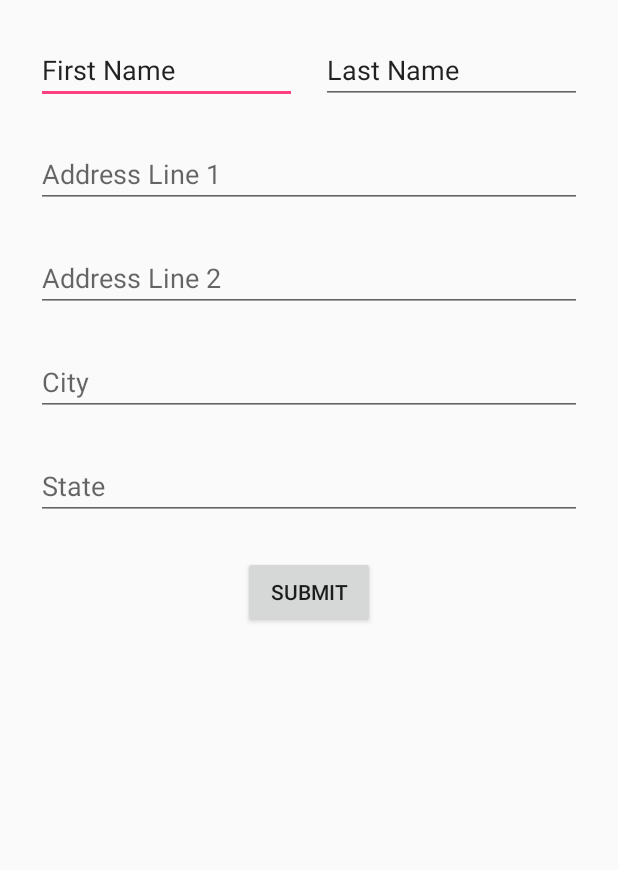
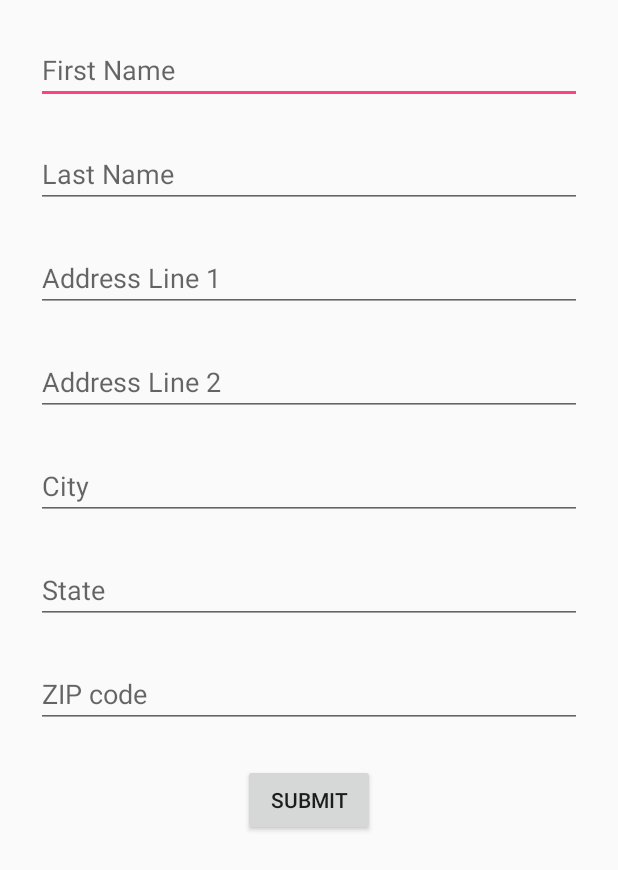
Before and after one commit to dlarsonks/Autofill-MultiStepLogin, an Android app: the layout address_layout.xml on its own in the app's theme, with its tools: preview values and no code run, on a phone screen of 412 x 824 dp. Shown: the top 870 px of the screen. Run offline under Robolectric (Android 15) with nearby library versions, the light colour scheme and no system bars.

Commit message:
Updated the address layout

```diff
--- a/app/src/main/res/layout/address_layout.xml
+++ b/app/src/main/res/layout/address_layout.xml
@@ -11,14 +11,12 @@
         android:layout_height="wrap_content"
         android:layout_marginStart="24dp"
         android:layout_marginTop="24dp"
-        android:layout_marginEnd="8dp"
+        android:layout_marginEnd="24dp"
         android:autofillHints="first_name"
         android:ems="10"
         android:hint="@string/first_name"
         android:inputType="textPersonName"
-        android:text="@string/first_name"
-        app:layout_constraintEnd_toStartOf="@+id/lastName"
-        app:layout_constraintHorizontal_bias="0.5"
+        app:layout_constraintEnd_toEndOf="parent"
         app:layout_constraintStart_toStartOf="parent"
         app:layout_constraintTop_toTopOf="parent" />
 
@@ -26,31 +24,27 @@
         android:id="@+id/lastName"
         android:layout_width="0dp"
         android:layout_height="wrap_content"
-        android:layout_marginStart="8dp"
         android:layout_marginTop="24dp"
-        android:layout_marginEnd="24dp"
         android:autofillHints="last_name"
         android:ems="10"
         android:hint="@string/last_name"
         android:inputType="textPersonName"
-        android:text="@string/last_name"
-        app:layout_constraintEnd_toEndOf="parent"
-        app:layout_constraintHorizontal_bias="0.5"
-        app:layout_constraintStart_toEndOf="@+id/firstName"
-        app:layout_constraintTop_toTopOf="parent" />
+        app:layout_constraintEnd_toEndOf="@+id/firstName"
+        app:layout_constraintStart_toStartOf="@+id/firstName"
+        app:layout_constraintTop_toBottomOf="@+id/firstName" />
 
     <EditText
         android:id="@+id/streetAddress1"
         android:layout_width="0dp"
         android:layout_height="wrap_content"
         android:layout_marginTop="24dp"
+        android:autofillHints="address_1"
         android:ems="10"
         android:hint="@string/address_line_1"
-        android:autofillHints="address_1"
         android:inputType="text"
         app:layout_constraintEnd_toEndOf="@+id/lastName"
         app:layout_constraintStart_toStartOf="@+id/firstName"
-        app:layout_constraintTop_toBottomOf="@+id/firstName" />
+        app:layout_constraintTop_toBottomOf="@+id/lastName" />
 
     <EditText
         android:id="@+id/streetAddress2"
@@ -91,15 +85,28 @@
         app:layout_constraintStart_toStartOf="@+id/city"
         app:layout_constraintTop_toBottomOf="@+id/city" />
 
+    <EditText
+        android:id="@+id/zipCode"
+        android:layout_width="0dp"
+        android:layout_height="wrap_content"
+        android:layout_marginTop="24dp"
+        android:autofillHints="zip"
+        android:ems="10"
+        android:hint="@string/zip"
+        android:inputType="text"
+        app:layout_constraintEnd_toEndOf="@+id/state"
+        app:layout_constraintStart_toStartOf="@+id/state"
+        app:layout_constraintTop_toBottomOf="@+id/state" />
+
     <Button
         android:id="@+id/button"
         android:layout_width="wrap_content"
         android:layout_height="wrap_content"
         android:layout_marginTop="24dp"
         android:text="@string/submit"
-        app:layout_constraintEnd_toEndOf="@+id/state"
-        app:layout_constraintStart_toStartOf="@+id/state"
-        app:layout_constraintTop_toBottomOf="@+id/state" />
+        app:layout_constraintEnd_toEndOf="@+id/zipCode"
+        app:layout_constraintStart_toStartOf="@+id/zipCode"
+        app:layout_constraintTop_toBottomOf="@+id/zipCode" />
 
 
 </androidx.constraintlayout.widget.ConstraintLayout>
--- a/app/src/main/res/values/strings.xml
+++ b/app/src/main/res/values/strings.xml
@@ -34,4 +34,5 @@
     <string name="address_line_2">Address Line 2</string>
     <string name="city">City</string>
     <string name="state">State</string>
+    <string name="zip">ZIP code</string>
 </resources>
```
